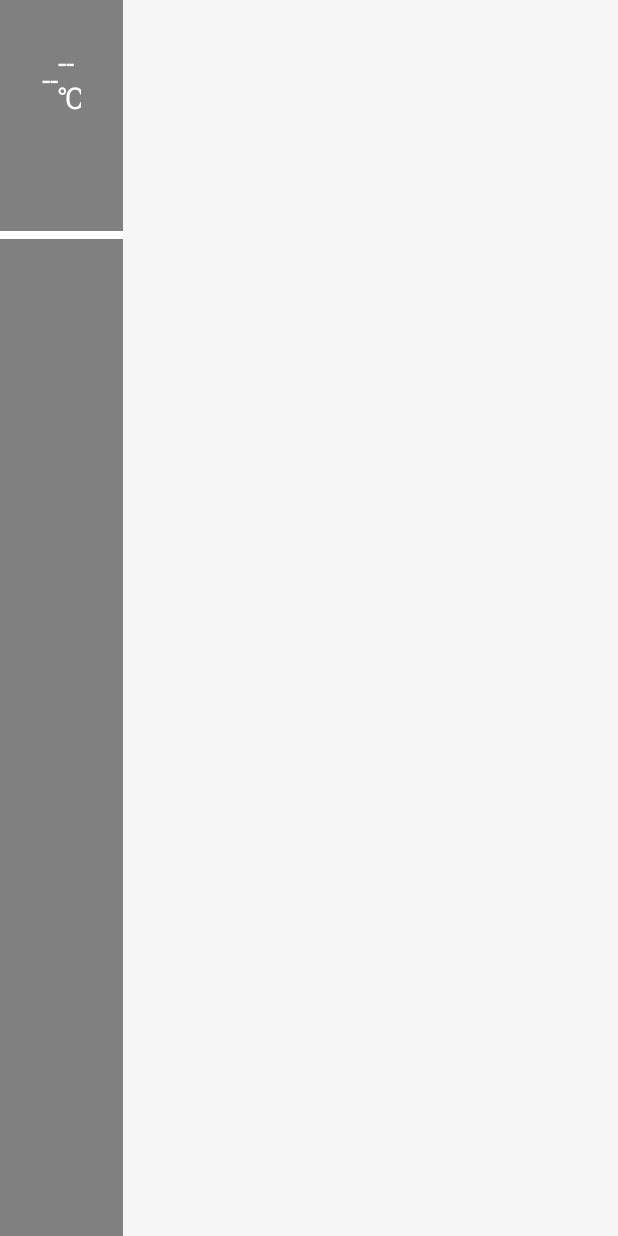
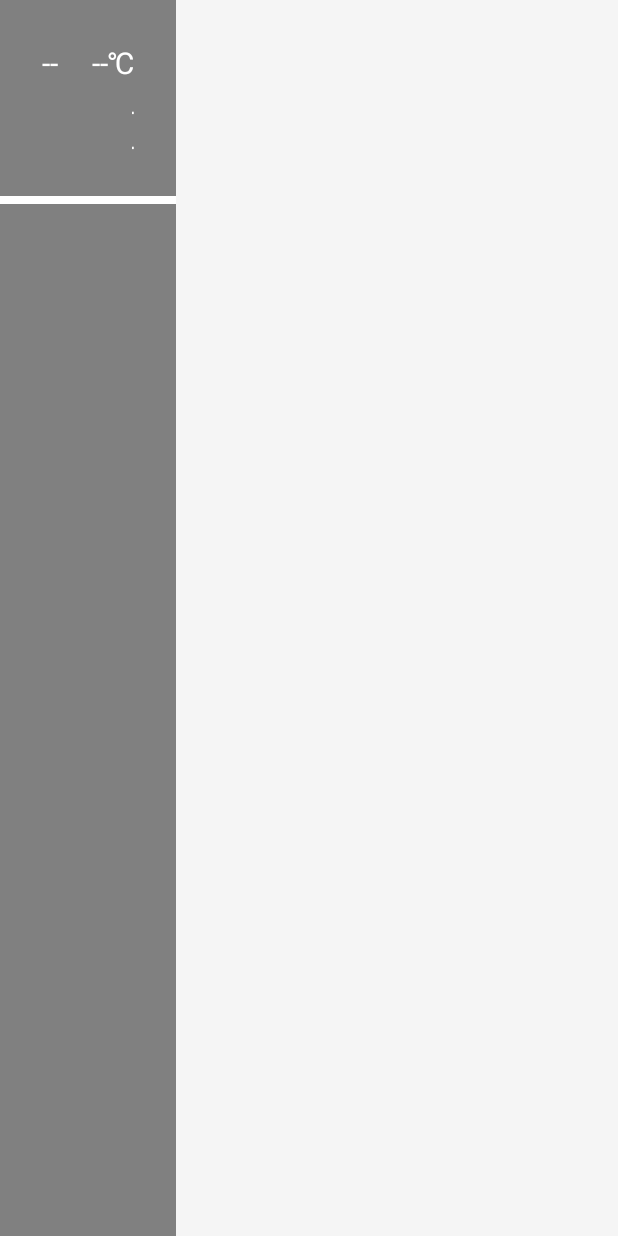
Before and after one commit to cuichenxi/poverty, an Android app: the layout activity_main_tab.xml on its own in the app's theme, with its tools: preview values and no code run, on a phone screen of 412 x 824 dp. Run offline under Robolectric (Android 15) with nearby library versions, the phone set to English and light mode, and no system bars.

Commit message:
modify town

```diff
--- a/app/src/main/res/layout/activity_main_tab.xml
+++ b/app/src/main/res/layout/activity_main_tab.xml
@@ -8,7 +8,7 @@
         android:id="@+id/ll_menu"
         android:layout_width="0dp"
         android:layout_height="match_parent"
-        android:layout_weight="1"
+        android:layout_weight="2"
         android:background="#99333333"
         android:focusable="true"
         android:orientation="vertical">
@@ -47,7 +47,7 @@
     <LinearLayout
         android:layout_width="0dp"
         android:layout_height="match_parent"
-        android:layout_weight="4">
+        android:layout_weight="5">
 
         <FrameLayout
             android:id="@+id/fl_content"
```
